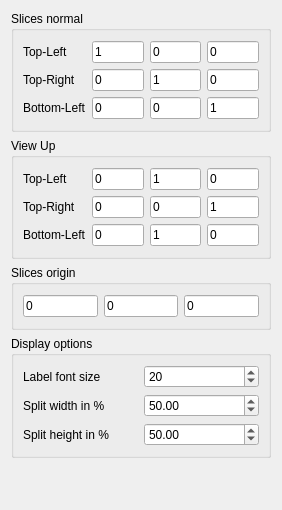
The window that Plugins/QuadView/pqQuadViewOptions.ui (Kitware/ParaView) describes before a commit, drawn with Qt 5.
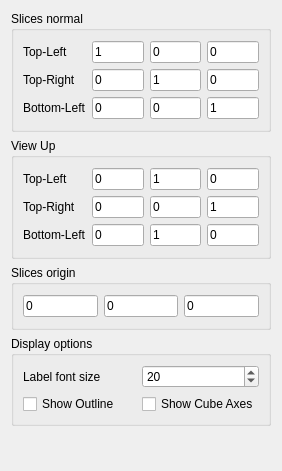
The same window after the commit.

Commit message: Add support for CubeAxes in 2d view of QuadView

```diff
--- a/Plugins/QuadView/pqQuadViewOptions.ui
+++ b/Plugins/QuadView/pqQuadViewOptions.ui
@@ -7,7 +7,7 @@
     <x>0</x>
     <y>0</y>
     <width>282</width>
-    <height>510</height>
+    <height>471</height>
    </rect>
   </property>
   <property name="windowTitle">
@@ -254,25 +254,6 @@
       <string>Display options</string>
      </property>
      <layout class="QGridLayout" name="gridLayout_4">
-      <item row="1" column="1">
-       <widget class="QDoubleSpinBox" name="SplitWidth">
-        <property name="prefix">
-         <string/>
-        </property>
-        <property name="minimum">
-         <double>10.000000000000000</double>
-        </property>
-        <property name="maximum">
-         <double>90.000000000000000</double>
-        </property>
-        <property name="singleStep">
-         <double>0.050000000000000</double>
-        </property>
-        <property name="value">
-         <double>50.000000000000000</double>
-        </property>
-       </widget>
-      </item>
       <item row="0" column="1">
        <widget class="QSpinBox" name="FontSize">
         <property name="minimum">
@@ -294,32 +275,16 @@
        </widget>
       </item>
       <item row="1" column="0">
-       <widget class="QLabel" name="SplitWidthLabel">
+       <widget class="QCheckBox" name="ShowOutline">
         <property name="text">
-         <string>Split width in %</string>
+         <string>Show Outline</string>
         </property>
        </widget>
       </item>
-      <item row="2" column="0">
-       <widget class="QLabel" name="SplitHeightLabel">
+      <item row="1" column="1">
+       <widget class="QCheckBox" name="ShowCubeAxes">
         <property name="text">
-         <string>Split height in %</string>
-        </property>
-       </widget>
-      </item>
-      <item row="2" column="1">
-       <widget class="QDoubleSpinBox" name="SplitHeight">
-        <property name="minimum">
-         <double>10.000000000000000</double>
-        </property>
-        <property name="maximum">
-         <double>90.000000000000000</double>
-        </property>
-        <property name="singleStep">
-         <double>0.050000000000000</double>
-        </property>
-        <property name="value">
-         <double>50.000000000000000</double>
+         <string>Show Cube Axes</string>
         </property>
        </widget>
       </item>
```
Left out of the diff: 6 changed lines with no effect on the pictures. The commit also changes 14 other files.
